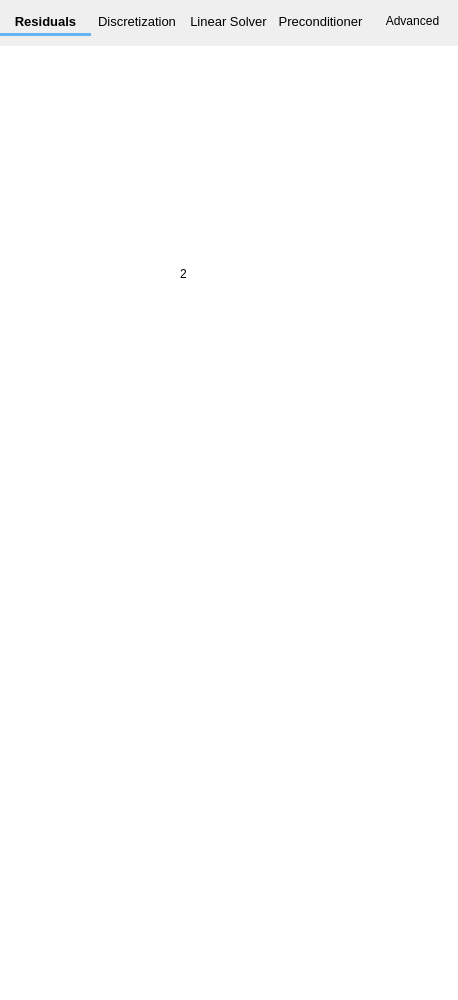
The window that mfixgui/uifiles/numerics.ui (truongd8593/mfix) describes before a commit, drawn with Qt 5.
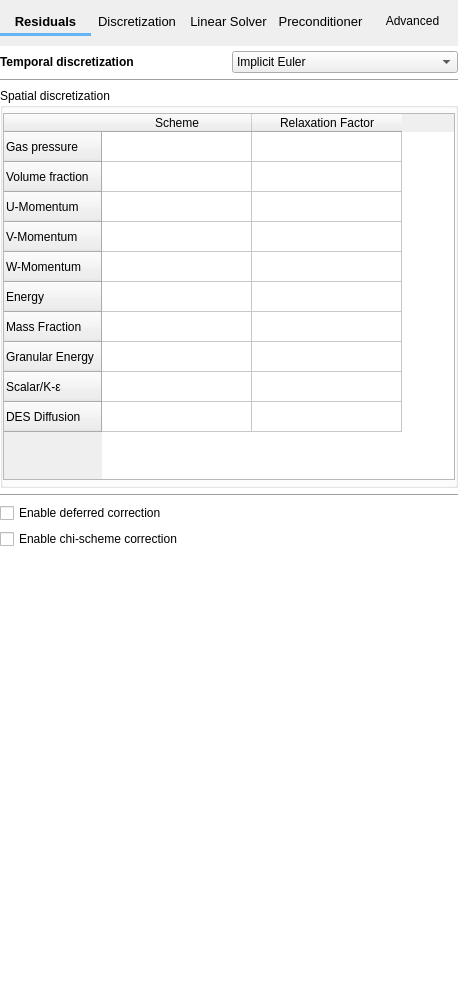
The same window after the commit. The open tabs and pages were chosen to show the change. Custom widgets are drawn as their Qt base class.

Commit message: numerics:  discretization tab

The edit to the form file:
```diff
--- a/mfixgui/uifiles/numerics.ui
+++ b/mfixgui/uifiles/numerics.ui
@@ -363,19 +363,191 @@
         <verstretch>0</verstretch>
        </sizepolicy>
       </property>
-      <widget class="QLabel" name="label_2">
-       <property name="geometry">
-        <rect>
-         <x>180</x>
-         <y>220</y>
-         <width>57</width>
-         <height>15</height>
-        </rect>
+      <layout class="QGridLayout" name="gridLayout_3">
+       <property name="leftMargin">
+        <number>0</number>
        </property>
-       <property name="text">
-        <string>2</string>
+       <property name="topMargin">
+        <number>5</number>
        </property>
-      </widget>
+       <property name="rightMargin">
+        <number>0</number>
+       </property>
+       <property name="bottomMargin">
+        <number>0</number>
+       </property>
+       <item row="1" column="0" colspan="2">
+        <widget class="Line" name="line_2">
+         <property name="orientation">
+          <enum>Qt::Horizontal</enum>
+         </property>
+        </widget>
+       </item>
+       <item row="0" column="0">
+        <widget class="QLabel" name="label_cn_on">
+         <property name="font">
+          <font>
+           <weight>75</weight>
+           <bold>true</bold>
+          </font>
+         </property>
+         <property name="text">
+          <string>Temporal discretization</string>
+         </property>
+        </widget>
+       </item>
+       <item row="0" column="1">
+        <widget class="ComboBox" name="combobox_cn_on">
+         <item>
+          <property name="text">
+           <string>Implicit Euler</string>
+          </property>
+         </item>
+         <item>
+          <property name="text">
+           <string>Crank-Nicholson</string>
+          </property>
+         </item>
+        </widget>
+       </item>
+       <item row="6" column="0" colspan="2">
+        <spacer name="verticalSpacer_2">
+         <property name="orientation">
+          <enum>Qt::Vertical</enum>
+         </property>
+         <property name="sizeHint" stdset="0">
+          <size>
+           <width>20</width>
+           <height>451</height>
+          </size>
+         </property>
+        </spacer>
+       </item>
+       <item row="2" column="0" colspan="2">
+        <widget class="QGroupBox" name="groupbox_discretization">
+         <property name="title">
+          <string>Spatial discretization</string>
+         </property>
+         <property name="flat">
+          <bool>true</bool>
+         </property>
+         <layout class="QGridLayout" name="gridLayout_4">
+          <property name="leftMargin">
+           <number>0</number>
+          </property>
+          <property name="topMargin">
+           <number>5</number>
+          </property>
+          <property name="rightMargin">
+           <number>0</number>
+          </property>
+          <property name="bottomMargin">
+           <number>5</number>
+          </property>
+          <property name="horizontalSpacing">
+           <number>6</number>
+          </property>
+          <item row="0" column="0">
+           <widget class="QTableWidget" name="tablewidget_discretization">
+            <property name="selectionMode">
+             <enum>QAbstractItemView::NoSelection</enum>
+            </property>
+            <attribute name="horizontalHeaderDefaultSectionSize">
+             <number>150</number>
+            </attribute>
+            <attribute name="horizontalHeaderStretchLastSection">
+             <bool>false</bool>
+            </attribute>
+            <attribute name="verticalHeaderStretchLastSection">
+             <bool>false</bool>
+            </attribute>
+            <row>
+             <property name="text">
+              <string>Gas pressure</string>
+             </property>
+            </row>
+            <row>
+             <property name="text">
+              <string>Volume fraction</string>
+             </property>
+            </row>
+            <row>
+             <property name="text">
+              <string>U-Momentum</string>
+             </property>
+            </row>
+            <row>
+             <property name="text">
+              <string>V-Momentum</string>
+             </property>
+            </row>
+            <row>
+             <property name="text">
+              <string>W-Momentum</string>
+             </property>
+            </row>
+            <row>
+             <property name="text">
+              <string>Energy</string>
+             </property>
+            </row>
+            <row>
+             <property name="text">
+              <string>Mass Fraction</string>
+             </property>
+            </row>
+            <row>
+             <property name="text">
+              <string>Granular Energy</string>
+             </property>
+            </row>
+            <row>
+             <property name="text">
+              <string>Scalar/K-ε</string>
+             </property>
+            </row>
+            <row>
+             <property name="text">
+              <string>DES Diffusion</string>
+             </property>
+            </row>
+            <column>
+             <property name="text">
+              <string>Scheme</string>
+             </property>
+            </column>
+            <column>
+             <property name="text">
+              <string>Relaxation Factor</string>
+             </property>
+            </column>
+           </widget>
+          </item>
+         </layout>
+        </widget>
+       </item>
+       <item row="4" column="0">
+        <widget class="CheckBox" name="checkbox_keyword_def_cor">
+         <property name="text">
+          <string>Enable deferred correction</string>
+         </property>
+        </widget>
+       </item>
+       <item row="5" column="0">
+        <widget class="CheckBox" name="checkbox_keyword_chi_scheme">
+         <property name="text">
+          <string>Enable chi-scheme correction</string>
+         </property>
+        </widget>
+       </item>
+       <item row="3" column="0" colspan="2">
+        <widget class="Line" name="line_3">
+         <property name="orientation">
+          <enum>Qt::Horizontal</enum>
+         </property>
+        </widget>
+       </item>
+      </layout>
      </widget>
      <widget class="QWidget" name="linear_solver">
       <property name="sizePolicy">
@@ -444,6 +616,16 @@
    <extends>QLineEdit</extends>
    <header>mfixgui.widgets.base</header>
   </customwidget>
+  <customwidget>
+   <class>ComboBox</class>
+   <extends>QComboBox</extends>
+   <header>mfixgui.widgets.base</header>
+  </customwidget>
+  <customwidget>
+   <class>CheckBox</class>
+   <extends>QCheckBox</extends>
+   <header>mfixgui.widgets.base</header>
+  </customwidget>
  </customwidgets>
  <resources/>
  <connections/>
```
Left out of the diff: 2 changed lines with no effect on the pictures.
